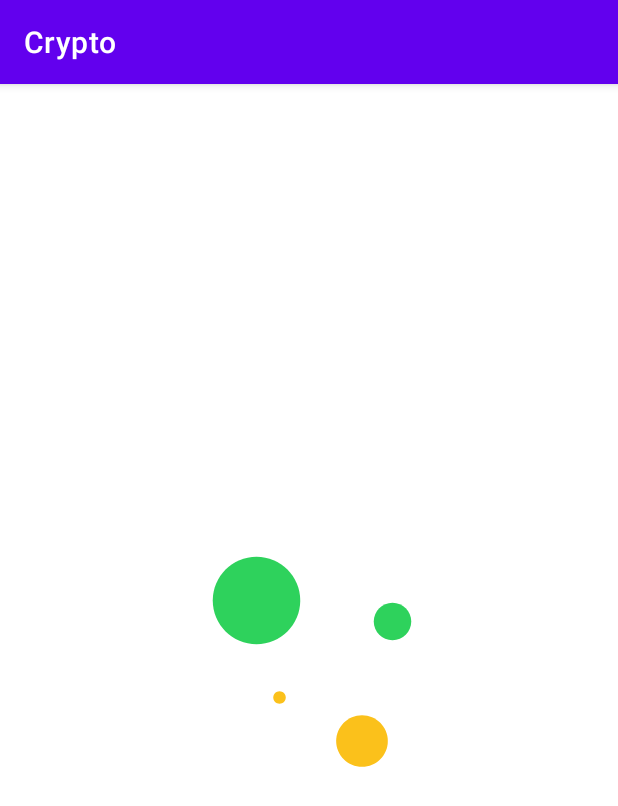
After one commit to eliseybg/Crypto, an Android app: the fragment SplashFragment shown on its own in the app's theme, on a phone screen of 412 x 824 dp. The commit adds this screen. Shown: the top 806 px of the screen. Run offline under Robolectric (Android 15) with nearby library versions, the phone set to English and light mode, and no system bars.

Commit message:
feat: add splash screen

```diff
--- /dev/null
+++ b/app/src/main/java/com/breaktime/crypto/view/splash/SplashFragment.kt
@@ -0,0 +1,18 @@
+package com.breaktime.crypto.view.splash
+
+import android.os.Bundle
+import android.view.LayoutInflater
+import android.view.View
+import android.view.ViewGroup
+import androidx.fragment.app.Fragment
+import com.breaktime.crypto.R
+
+class SplashFragment : Fragment() {
+    override fun onCreateView(
+        inflater: LayoutInflater, container: ViewGroup?,
+        savedInstanceState: Bundle?
+    ): View? {
+        // Inflate the layout for this fragment
+        return inflater.inflate(R.layout.fragment_splash, container, false)
+    }
+}
--- /dev/null
+++ b/app/src/main/res/drawable/ic_circle_24.xml
@@ -0,0 +1,10 @@
+<vector xmlns:android="http://schemas.android.com/apk/res/android"
+    android:width="24dp"
+    android:height="24dp"
+    android:viewportWidth="24"
+    android:viewportHeight="24"
+    android:tint="?attr/colorControlNormal">
+  <path
+      android:fillColor="@android:color/white"
+      android:pathData="M12,2C6.47,2 2,6.47 2,12s4.47,10 10,10 10,-4.47 10,-10S17.53,2 12,2z"/>
+</vector>
--- /dev/null
+++ b/app/src/main/res/layout/fragment_splash.xml
@@ -0,0 +1,64 @@
+<?xml version="1.0" encoding="utf-8"?>
+<androidx.constraintlayout.widget.ConstraintLayout xmlns:android="http://schemas.android.com/apk/res/android"
+    xmlns:app="http://schemas.android.com/apk/res-auto"
+    xmlns:tools="http://schemas.android.com/tools"
+    android:layout_width="match_parent"
+    android:layout_height="match_parent"
+    tools:context=".view.splash.SplashFragment">
+
+    <androidx.appcompat.widget.AppCompatImageView
+        android:layout_width="70dp"
+        android:layout_height="70dp"
+        android:layout_marginStart="110dp"
+        android:layout_marginTop="245dp"
+        android:layout_marginEnd="180dp"
+        android:layout_marginBottom="325dp"
+        android:src="@drawable/ic_circle_24"
+        android:tint="@color/green"
+        app:layout_constraintBottom_toBottomOf="parent"
+        app:layout_constraintEnd_toEndOf="parent"
+        app:layout_constraintStart_toStartOf="parent"
+        app:layout_constraintTop_toTopOf="parent" />
+
+    <androidx.appcompat.widget.AppCompatImageView
+        android:layout_width="30dp"
+        android:layout_height="30dp"
+        android:layout_marginStart="221dp"
+        android:layout_marginTop="280dp"
+        android:layout_marginEnd="110dp"
+        android:layout_marginBottom="331dp"
+        android:src="@drawable/ic_circle_24"
+        android:tint="@color/green"
+        app:layout_constraintBottom_toBottomOf="parent"
+        app:layout_constraintEnd_toEndOf="parent"
+        app:layout_constraintStart_toStartOf="parent"
+        app:layout_constraintTop_toTopOf="parent" />
+
+    <androidx.appcompat.widget.AppCompatImageView
+        android:layout_width="10dp"
+        android:layout_height="10dp"
+        android:layout_marginStart="155dp"
+        android:layout_marginTop="340dp"
+        android:layout_marginEnd="195dp"
+        android:layout_marginBottom="290dp"
+        android:src="@drawable/ic_circle_24"
+        android:tint="@color/yellow"
+        app:layout_constraintBottom_toBottomOf="parent"
+        app:layout_constraintEnd_toEndOf="parent"
+        app:layout_constraintStart_toStartOf="parent"
+        app:layout_constraintTop_toTopOf="parent" />
+
+    <androidx.appcompat.widget.AppCompatImageView
+        android:layout_width="41dp"
+        android:layout_height="41dp"
+        android:layout_marginStart="194dp"
+        android:layout_marginTop="353dp"
+        android:layout_marginEnd="124dp"
+        android:layout_marginBottom="245dp"
+        android:src="@drawable/ic_circle_24"
+        android:tint="@color/yellow"
+        app:layout_constraintBottom_toBottomOf="parent"
+        app:layout_constraintEnd_toEndOf="parent"
+        app:layout_constraintStart_toStartOf="parent"
+        app:layout_constraintTop_toTopOf="parent" />
+</androidx.constraintlayout.widget.ConstraintLayout>
--- a/app/src/main/res/values/colors.xml
+++ b/app/src/main/res/values/colors.xml
@@ -7,4 +7,6 @@
     <color name="teal_700">#FF018786</color>
     <color name="black">#FF000000</color>
     <color name="white">#FFFFFFFF</color>
+    <color name="yellow">#FBC11B</color>
+    <color name="green">#2ED25C</color>
 </resources>
```
